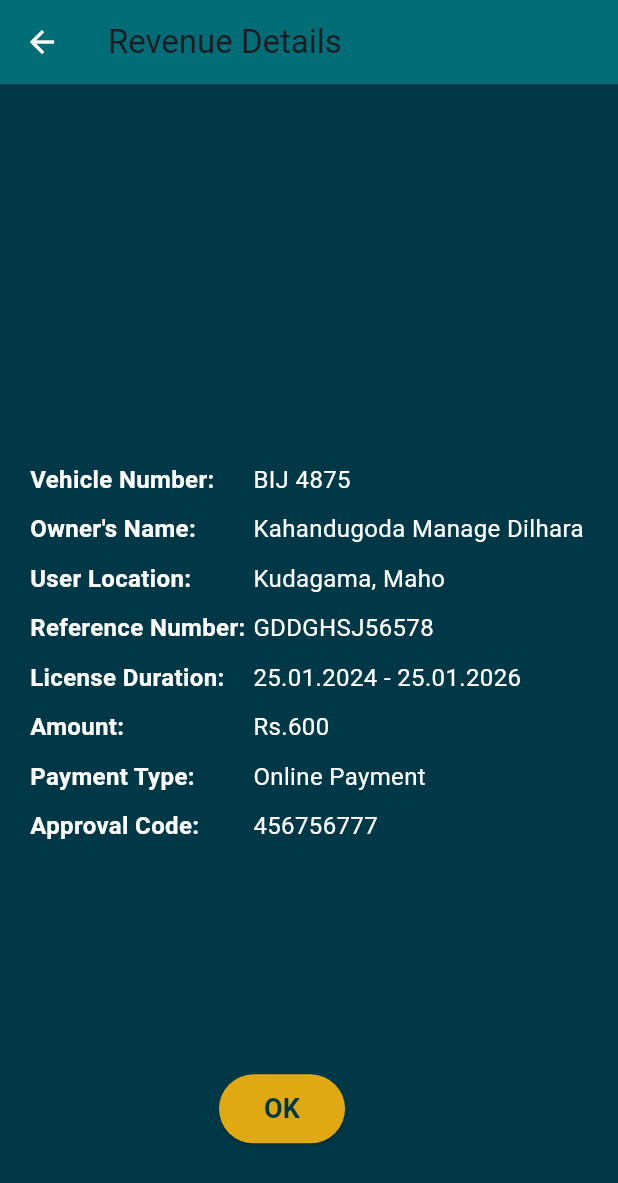
After one commit to Dihara98/trafficapp, a Flutter app: the Page26 screen opened directly, on a phone screen of 412 x 824 dp. The commit adds this screen. Shown: the top 1183 px of the screen. Run offline on Flutter 3.47's test engine with Material 3 defaults, Android fonts, the phone set to English and light mode, and no system bars.

Commit message:
Pages 10,11,12,13,14,24,26,28

```diff
--- /dev/null
+++ b/lib/page26.dart
@@ -0,0 +1,103 @@
+import 'package:flutter/material.dart';
+
+class MyApp extends StatelessWidget {
+  @override
+  Widget build(BuildContext context) {
+    return MaterialApp(
+      title: 'Revenue Details',
+      home: Page26(),
+    );
+  }
+}
+
+class Page26 extends StatelessWidget {
+  @override
+  Widget build(BuildContext context) {
+    return Scaffold(
+      appBar: AppBar(
+        title: Text('Revenue Details'),
+        backgroundColor: Color(0xFF006d77), // Dark blue color
+        elevation: 0,
+        leading: IconButton(
+          icon: Icon(Icons.arrow_back, color: Colors.white), // Back icon
+          onPressed: () {
+            Navigator.pop(context); // Navigate back
+          },
+        ),
+      ),
+      body: Stack(
+        children: [
+          Center(
+            child: Container(
+              padding: EdgeInsets.all(20.0),
+              decoration: BoxDecoration(
+                color: Color(0xFF003847), // Background dark blue color
+                borderRadius: BorderRadius.circular(0),
+              ),
+              child: Column(
+                crossAxisAlignment: CrossAxisAlignment.start,
+                mainAxisAlignment: MainAxisAlignment.center,
+                children: [
+                  _buildDetailRow("Vehicle Number", "BIJ 4875"),
+                  _buildDetailRow("Owner's Name", "Kahandugoda Manage Dilhara"),
+                  _buildDetailRow("User Location", "Kudagama, Maho"),
+                  _buildDetailRow("Reference Number", "GDDGHSJ56578"),
+                  _buildDetailRow("License Duration", "25.01.2024 - 25.01.2026"),
+                  _buildDetailRow("Amount", "Rs.600" ),
+                  _buildDetailRow("Payment Type", "Online Payment"),
+                  _buildDetailRow("Approval Code", "456756777"),
+                ],
+              ),
+            ),
+          ),
+          Positioned(
+            top: MediaQuery.of(context).size.height * 0.8, // 90% from top
+            left: MediaQuery.of(context).size.width / 2 - 60, // Center horizontally
+            child: ElevatedButton(
+              onPressed: () {
+                Navigator.pop(context); // Navigate back
+              },
+              style: ElevatedButton.styleFrom(
+                backgroundColor: Color(0xFFE0A912), // Yellow button color
+                shape: RoundedRectangleBorder(
+                  borderRadius: BorderRadius.circular(25),
+                ),
+                padding: EdgeInsets.symmetric(horizontal: 30, vertical: 10),
+              ),
+              child: Text('OK', style: TextStyle(fontSize: 18 , color: Color(0xFF003847), fontWeight: FontWeight.bold)),
+            ),
+          ),
+        ],
+      ),
+    );
+  }
+
+  Widget _buildDetailRow(String title, String value) {
+    return Padding(
+      padding: const EdgeInsets.only(bottom: 10),
+      child: Row(
+        crossAxisAlignment: CrossAxisAlignment.start,
+        children: [
+          Expanded(
+            flex: 2,
+            child: Text(
+              "$title:",
+              style: TextStyle(color: Colors.white, fontSize: 16, fontWeight: FontWeight.bold),
+            ),
+          ),
+          Expanded(
+            flex: 3,
+            child: Text(
+              value,
+              style: TextStyle(color: Colors.white, fontSize: 16),
+            ),
+          ),
+        ],
+      ),
+    );
+  }
+}
+
+void main() {
+  runApp(MyApp());
+}
--- a/lib/tenthpage.dart
+++ b/lib/tenthpage.dart
@@ -75,7 +75,7 @@ class VehicleDetailsPage extends StatelessWidget {
               Text("Owner: Kahandugoda Manage Dilhara Madhushani", style: TextStyle(fontSize: 16)),
               Text("Address: No 550, Kudagama, Maho", style: TextStyle(fontSize: 16)),
               Text("Engine Number: 4D56T456789", style: TextStyle(fontSize: 16)),
-              Text("Make: Toyota", style: TextStyle(fontSize: 16)),
+              Text("Make: Toyota ", style: TextStyle(fontSize: 16)),
               Text("Model: Corolla", style: TextStyle(fontSize: 16)),
             ],
           ),
```
Also changed, not shown: lib/page24.dart (added, +103 -0 lines), lib/page28.dart (added, +103 -0 lines).
